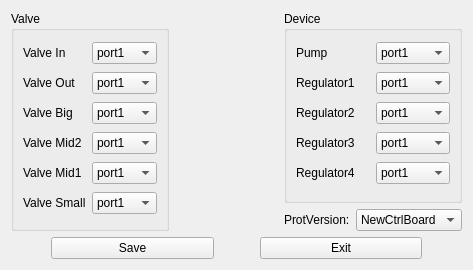
The window that source/systemset/systemsetdlg/ui/setportfrm.ui (flimmy78/qtverify) describes before a commit, drawn with Qt 5.
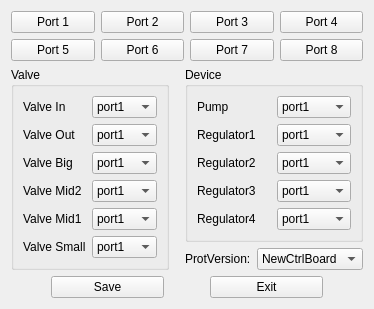
The same window after the commit. Icons and pictures are not drawn.

Commit message: 在端口设置模块，加上点击端口按钮，方便确定端口对应的设备

Patch:
```diff
--- a/source/systemset/systemsetdlg/ui/setportfrm.ui
+++ b/source/systemset/systemsetdlg/ui/setportfrm.ui
@@ -9,8 +9,8 @@
    <rect>
     <x>0</x>
     <y>0</y>
-    <width>473</width>
-    <height>270</height>
+    <width>374</width>
+    <height>297</height>
    </rect>
   </property>
   <property name="windowTitle">
@@ -20,8 +20,118 @@
    <iconset resource="../systemsetdlg.qrc">
     <normaloff>:/systemsetdlg/images/portset.png</normaloff>:/systemsetdlg/images/portset.png</iconset>
   </property>
+  <layout class="QGridLayout" name="gridLayout_5">
+   <item row="0" column="0">
   <layout class="QGridLayout" name="gridLayout_4">
-   <item row="0" column="0" rowspan="2">
+     <item row="0" column="0">
+      <widget class="QPushButton" name="btnRoutine_1">
+       <property name="maximumSize">
+        <size>
+         <width>16777215</width>
+         <height>80</height>
+        </size>
+       </property>
+       <property name="text">
+        <string>Port 1</string>
+       </property>
+      </widget>
+     </item>
+     <item row="0" column="1">
+      <widget class="QPushButton" name="btnRoutine_2">
+       <property name="maximumSize">
+        <size>
+         <width>16777215</width>
+         <height>80</height>
+        </size>
+       </property>
+       <property name="text">
+        <string>Port 2</string>
+       </property>
+      </widget>
+     </item>
+     <item row="0" column="2">
+      <widget class="QPushButton" name="btnRoutine_3">
+       <property name="maximumSize">
+        <size>
+         <width>16777215</width>
+         <height>80</height>
+        </size>
+       </property>
+       <property name="text">
+        <string>Port 3</string>
+       </property>
+      </widget>
+     </item>
+     <item row="0" column="3">
+      <widget class="QPushButton" name="btnRoutine_4">
+       <property name="maximumSize">
+        <size>
+         <width>16777215</width>
+         <height>80</height>
+        </size>
+       </property>
+       <property name="text">
+        <string>Port 4</string>
+       </property>
+      </widget>
+     </item>
+     <item row="1" column="3">
+      <widget class="QPushButton" name="btnRoutine_8">
+       <property name="maximumSize">
+        <size>
+         <width>16777215</width>
+         <height>80</height>
+        </size>
+       </property>
+       <property name="text">
+        <string>Port 8</string>
+       </property>
+      </widget>
+     </item>
+     <item row="1" column="2">
+      <widget class="QPushButton" name="btnRoutine_7">
+       <property name="maximumSize">
+        <size>
+         <width>16777215</width>
+         <height>80</height>
+        </size>
+       </property>
+       <property name="text">
+        <string>Port 7</string>
+       </property>
+      </widget>
+     </item>
+     <item row="1" column="1">
+      <widget class="QPushButton" name="btnRoutine_6">
+       <property name="maximumSize">
+        <size>
+         <width>16777215</width>
+         <height>80</height>
+        </size>
+       </property>
+       <property name="text">
+        <string>Port 6</string>
+       </property>
+      </widget>
+     </item>
+     <item row="1" column="0">
+      <widget class="QPushButton" name="btnRoutine_5">
+       <property name="maximumSize">
+        <size>
+         <width>16777215</width>
+         <height>80</height>
+        </size>
+       </property>
+       <property name="text">
+        <string>Port 5</string>
+       </property>
+      </widget>
+     </item>
+    </layout>
+   </item>
+   <item row="1" column="0">
+    <layout class="QHBoxLayout" name="horizontalLayout_2">
+     <item>
     <widget class="QGroupBox" name="gBox_Valve">
      <property name="title">
       <string>Valve</string>
@@ -696,20 +806,22 @@
      </layout>
     </widget>
    </item>
-   <item row="0" column="1">
+     <item>
     <spacer name="horizontalSpacer_4">
      <property name="orientation">
       <enum>Qt::Horizontal</enum>
      </property>
      <property name="sizeHint" stdset="0">
       <size>
-       <width>8</width>
-       <height>20</height>
+         <width>13</width>
+         <height>17</height>
       </size>
      </property>
     </spacer>
    </item>
-   <item row="0" column="2">
+     <item>
+      <layout class="QVBoxLayout" name="verticalLayout">
+       <item>
     <widget class="QGroupBox" name="gBox_Dev">
      <property name="title">
       <string>Device</string>
@@ -1273,7 +1385,7 @@
      </layout>
     </widget>
    </item>
-   <item row="1" column="2">
+       <item>
     <layout class="QGridLayout" name="gridLayout_3">
      <item row="0" column="0">
       <widget class="QLabel" name="label_12">
@@ -1303,7 +1415,11 @@
      </item>
     </layout>
    </item>
-   <item row="2" column="0" colspan="3">
+      </layout>
+     </item>
+    </layout>
+   </item>
+   <item row="2" column="0">
     <layout class="QHBoxLayout" name="horizontalLayout">
      <item>
       <spacer name="horizontalSpacer_2">
```
Lines whose indentation alone changed are shown as unchanged. The commit also changes 3 other files.
